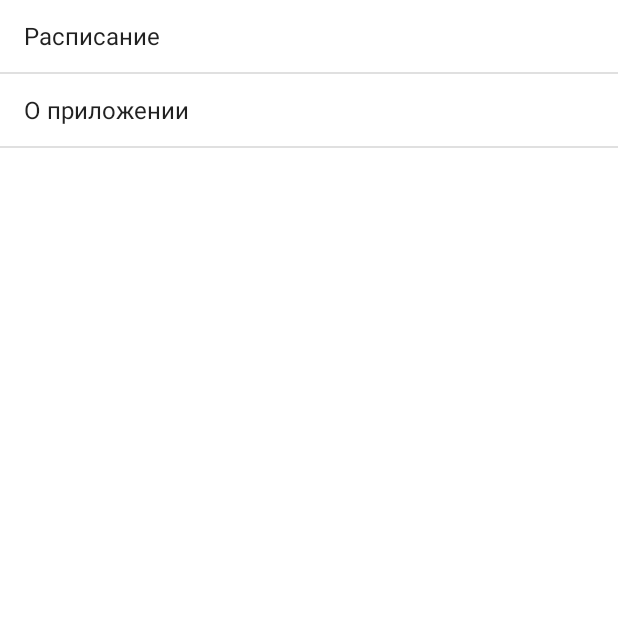
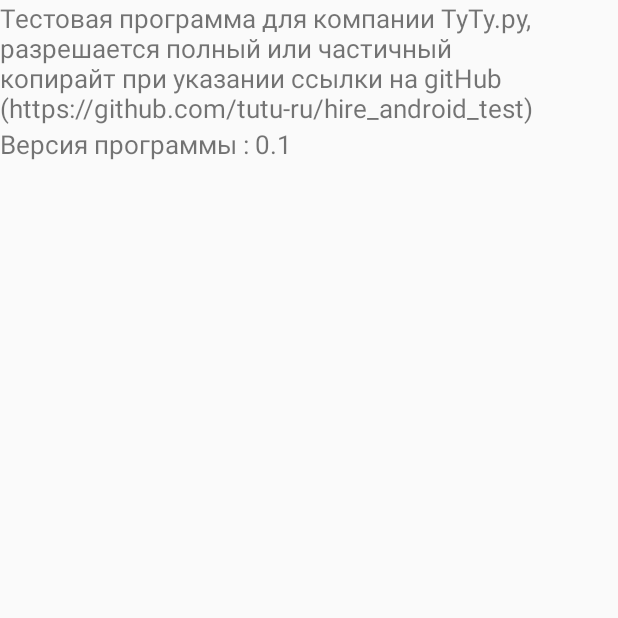
Before and after one commit to SensoHakai/tutu_android_test, an Android app: the screen it shows after launch (MainActivity before the commit, AboutActivity after it), after a tap on "О приложении", on a phone screen of 412 x 824 dp, the top half of it. Run offline under Robolectric (Android 15) with nearby library versions, the phone set to English and light mode, and no system bars.

Commit message:
Экран о программе

```diff
--- a/app/src/main/AndroidManifest.xml
+++ b/app/src/main/AndroidManifest.xml
@@ -20,6 +20,8 @@
                 <action android:name="android.intent.action.SEARCH"/>
             </intent-filter>
         </activity>
+        <activity android:name=".AboutActivity">
+        </activity>
     </application>
 
 </manifest>
--- /dev/null
+++ b/app/src/main/java/com/example/senso/tutuapp/AboutActivity.java
@@ -0,0 +1,21 @@
+package com.example.senso.tutuapp;
+
+import android.app.Activity;
+import android.content.Intent;
+import android.os.Bundle;
+
+import java.util.ArrayList;
+
+/**
+ * Created by Senso on 23.09.2016.
+ */
+
+public class AboutActivity extends Activity{
+    @Override
+    protected void onCreate(Bundle savedInstanceState) {
+        super.onCreate(savedInstanceState);
+        setContentView(R.layout.about_layout);
+
+        Intent newActivity1 = new Intent();
+        setResult(RESULT_OK,newActivity1);
+    }}
--- a/app/src/main/java/com/example/senso/tutuapp/MainActivity.java
+++ b/app/src/main/java/com/example/senso/tutuapp/MainActivity.java
@@ -36,6 +36,10 @@ public class MainActivity extends Activity {
                         Intent wIntent = new Intent(MainActivity.this, WorkActivity.class);
                         startActivity(wIntent);
                         break;
+                    case 1:
+                        Intent aIntent = new Intent(MainActivity.this, AboutActivity.class);
+                        startActivity(aIntent);
+                        break;
                 }
 
 
--- /dev/null
+++ b/app/src/main/res/layout/about_layout.xml
@@ -0,0 +1,19 @@
+<?xml version="1.0" encoding="utf-8"?>
+<LinearLayout xmlns:android="http://schemas.android.com/apk/res/android"
+    android:orientation="vertical" android:layout_width="match_parent"
+    android:layout_height="match_parent">
+
+    <TextView
+        android:text="@string/copyright"
+        android:textSize="17dp"
+        android:layout_width="match_parent"
+        android:layout_height="wrap_content"
+        android:id="@+id/textView" />
+
+    <TextView
+        android:text="@string/version"
+        android:textSize="17dp"
+        android:layout_width="match_parent"
+        android:layout_height="wrap_content"
+        android:id="@+id/textView2" />
+</LinearLayout>
--- a/app/src/main/res/values/strings.xml
+++ b/app/src/main/res/values/strings.xml
@@ -1,3 +1,5 @@
 <resources>
     <string name="app_name">Tutuapp</string>
+    <string name="copyright">Тестовая программа для компании ТуТу.ру, разрешается полный или частичный копирайт при указании ссылки на gitHub (https://github.com/tutu-ru/hire_android_test)</string>
+    <string name="version">Версия программы : 0.1 </string>
 </resources>
```
Also changed, not shown: app/src/main/java/com/example/senso/tutuapp/WorkActivity.java (+0 -17 lines).
